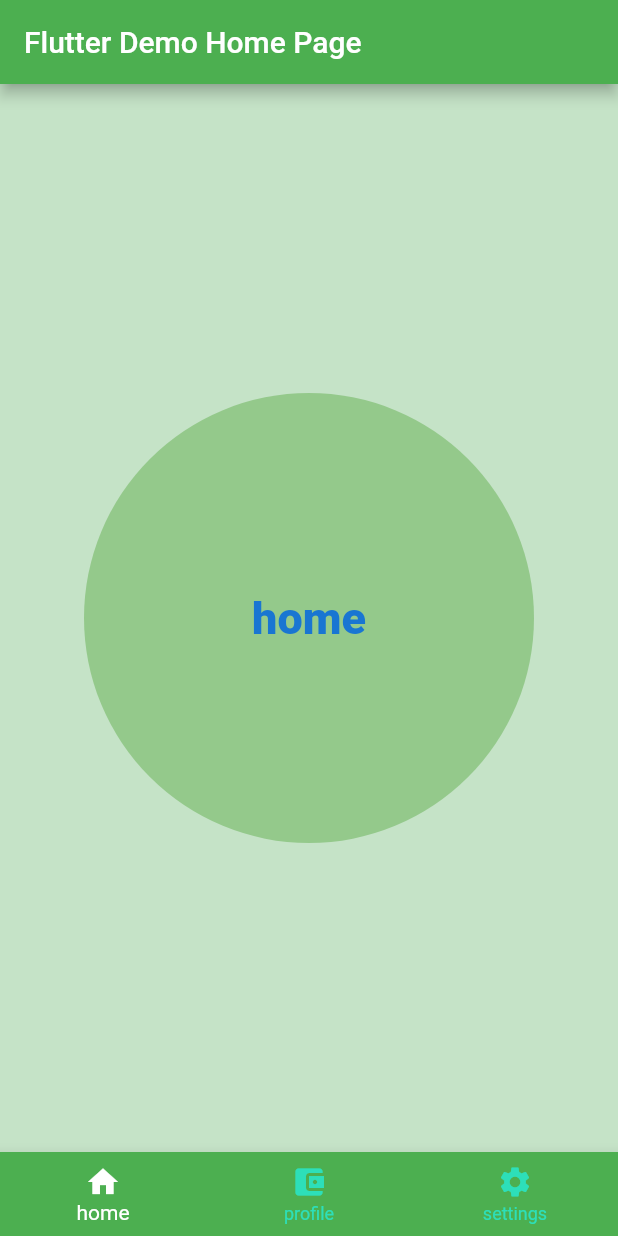
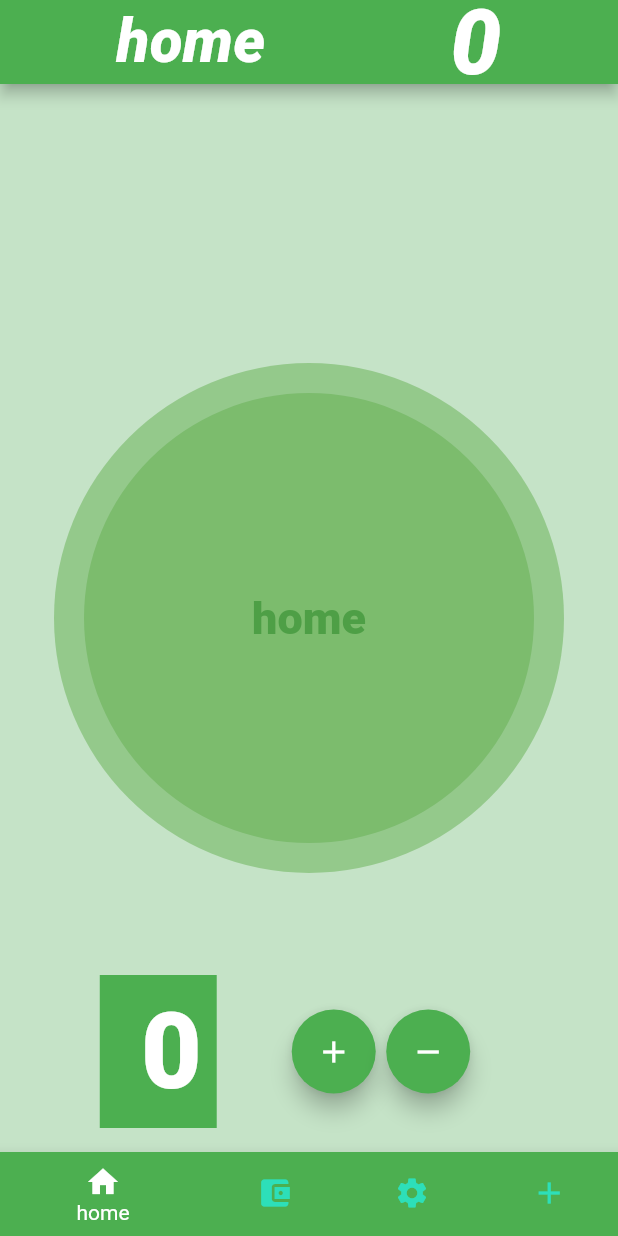
Before and after one commit to mxm5/nav_bloc_test, a Flutter app: the screen it shows after launch, on a phone screen of 412 x 824 dp. Run offline on Flutter 3.47's test engine with Material 2 defaults, Android fonts, the phone set to English and light mode, and no system bars; our stand-ins replace flutter_bloc; missing offline and left inert: dart:ffi.

Commit message:
compeleted bloc implementation

```diff
--- /dev/null
+++ b/lib/bloc/counter_bloc.dart
@@ -0,0 +1,19 @@
+import 'package:flutter_bloc/flutter_bloc.dart';
+
+enum counterEvents { increment, decrement }
+
+class CounterBloc extends Bloc<counterEvents, int> {
+  CounterBloc() : super(0);
+
+  @override
+  Stream<int> mapEventToState(counterEvents event) async* {
+    if (event == counterEvents.increment) {
+      yield state + 1;
+    }
+    if (event == counterEvents.decrement) {
+      yield state - 1;
+    }
+
+    throw UnimplementedError();
+  }
+}
--- a/lib/bloc/navigation_bloc.dart
+++ b/lib/bloc/navigation_bloc.dart
@@ -8,6 +8,7 @@ enum navigationEvents {
   navHome,
   navSettings,
   navProfile,
+  navCounter,
 }
 
 var pages = const [
@@ -22,6 +23,10 @@ var pages = const [
   MyPage(
     color: Colors.blue,
     title: 'settings',
+  ),
+  MyPage(
+    color: Colors.purple,
+    title: 'counter',
   ),
 ];
 
@@ -39,6 +44,9 @@ class NavigationBloc extends Bloc<navigationEvents, MyPage> {
     if (event == navigationEvents.navSettings) {
       yield pages[2];
     }
+    if (event == navigationEvents.navCounter) {
+      yield pages[3];
+    }
     throw UnimplementedError();
   }
 }
--- a/lib/main.dart
+++ b/lib/main.dart
@@ -1,6 +1,8 @@
 import 'dart:ffi';
 
 import 'package:flutter_bloc/flutter_bloc.dart';
+import 'package:nav_bloc_test/bloc/colors_bloc.dart';
+import 'package:nav_bloc_test/bloc/counter_bloc.dart';
 import 'package:nav_bloc_test/bloc/navigation_bloc.dart';
 
 import 'page_widget.dart';
@@ -13,18 +15,28 @@ void main() {
 class MyApp extends StatelessWidget {
   @override
   Widget build(BuildContext context) {
+    return BlocProvider<ColorsBloc>(
+      create: (context) => ColorsBloc(),
+      child: BlocBuilder<ColorsBloc, Color>(
+        builder: (context, color) {
           return MaterialApp(
             // debugShowMaterialGrid: true,
             debugShowCheckedModeBanner: false,
             title: 'Flutter Demo',
             theme: ThemeData(
-        primarySwatch: Colors.blue,
+              primarySwatch: color,
               visualDensity: VisualDensity.adaptivePlatformDensity,
             ),
 
-      home: BlocProvider<NavigationBloc>(
+            home: BlocProvider<CounterBloc>(
+              create: (context) => CounterBloc(),
+              child: BlocProvider<NavigationBloc>(
                   create: (context) => NavigationBloc(),
                   child: MyHomePage(title: 'Flutter Demo Home Page')),
+            ),
+          );
+        },
+      ),
     );
   }
 }
@@ -70,50 +82,140 @@ class _MyHomePageState extends State<MyHomePage> {
         color: Colors.blue,
         title: 'settings',
       ),
+      MyPage(
+        color: Colors.purple,
+        title: 'counter Page',
+      ),
     ];
     //
     // BlocProvider<NavigationBloc>(
+    return BlocBuilder<ColorsBloc, Color>(
+      builder: (context, dcolor) {
+        return BlocBuilder<CounterBloc, int>(
+          builder: (context, state) {
+            return BlocBuilder<NavigationBloc, MyPage>(
+              builder: (context, widget) {
                 return Scaffold(
                   appBar: AppBar(
-        title: Text(widget.title),
-        backgroundColor: pages[_selectedIndex].color,
+                    title: Row(
+                      mainAxisAlignment: MainAxisAlignment.spaceAround,
+                      children: [
+                        Text(
+                          '${widget.title}',
+                          style: TextStyle(
+                              fontWeight: FontWeight.w900,
+                              fontSize: 40,
+                              fontStyle: FontStyle.italic),
                         ),
-      body: BlocBuilder<NavigationBloc, Widget>(
-        builder: (context, widget) {
-          return widget;
-        },
+                        Text(
+                          '$state',
+                          style: TextStyle(
+                              fontWeight: FontWeight.w900,
+                              fontSize: 60,
+                              fontStyle: FontStyle.italic),
                         ),
+                      ],
+                    ),
+                    backgroundColor: dcolor,
+                  ),
+                  body: widget,
                   bottomNavigationBar: BottomNavigationBar(
-        backgroundColor: Colors.green,
+                    backgroundColor: Colors.red,
                     currentIndex: _selectedIndex,
                     items: [
                       BottomNavigationBarItem(
                           icon: Icon(Icons.home),
                           title: Text('home'),
-          ),
+                          backgroundColor: dcolor),
                       BottomNavigationBarItem(
                           icon: Icon(Icons.account_balance_wallet),
                           title: Text('profile'),
-          ),
+                          backgroundColor: dcolor),
                       BottomNavigationBarItem(
                           icon: Icon(Icons.settings),
                           title: Text('settings'),
-          ),
+                          backgroundColor: dcolor),
+                      BottomNavigationBarItem(
+                          icon: Icon(Icons.add),
+                          title: Text('counter'),
+                          backgroundColor: dcolor),
                     ],
                     unselectedItemColor: Colors.cyanAccent.withOpacity(0.6),
                     selectedItemColor: Colors.white,
                     onTap: (i) {
+                      setState(() {
+                        _selectedIndex = i;
+                      });
                       if (i == 0) {
-            context.bloc<NavigationBloc>().add(navigationEvents.navHome);
+                        context
+                            .bloc<NavigationBloc>()
+                            .add(navigationEvents.navHome);
+                        context.bloc<ColorsBloc>().add(colorsEvent.green);
                       }
                       if (i == 1) {
-            context.bloc<NavigationBloc>().add(navigationEvents.navProfile);
+                        context.bloc<ColorsBloc>().add(colorsEvent.red);
+                        context
+                            .bloc<NavigationBloc>()
+                            .add(navigationEvents.navProfile);
                       }
                       if (i == 2) {
-            context.bloc<NavigationBloc>().add(navigationEvents.navSettings);
+                        context.bloc<ColorsBloc>().add(colorsEvent.blue);
+                        context
+                            .bloc<NavigationBloc>()
+                            .add(navigationEvents.navSettings);
+                      }
+                      if (i == 3) {
+                        context.bloc<ColorsBloc>().add(colorsEvent.purple);
+                        context
+                            .bloc<NavigationBloc>()
+                            .add(navigationEvents.navCounter);
                       }
                     },
                   ),
+                  floatingActionButton: Row(
+                    mainAxisAlignment: MainAxisAlignment.center,
+                    children: [
+                      Container(
+                        padding: EdgeInsets.all(10),
+                        child: Text(
+                          ' $state',
+                          style: TextStyle(
+                              color: Colors.white,
+                              fontWeight: FontWeight.w900,
+                              fontSize: 70),
+                        ),
+                        color: dcolor,
+                      ),
+                      SizedBox(
+                        width: 50,
+                      ),
+                      FloatingActionButton(
+                        onPressed: () {
+                          context
+                              .bloc<CounterBloc>()
+                              .add(counterEvents.increment);
+                        },
+                        child: Icon(Icons.add),
+                      ),
+                      SizedBox(
+                        width: 7,
+                      ),
+                      FloatingActionButton(
+                        onPressed: () {
+                          context
+                              .bloc<CounterBloc>()
+                              .add(counterEvents.decrement);
+                        },
+                        child: Icon(Icons.remove),
+                      ),
+                    ],
+                  ),
+                );
+              },
+            );
+          },
+        );
+      },
     );
   }
 }
--- a/lib/page_widget.dart
+++ b/lib/page_widget.dart
@@ -10,13 +10,19 @@ class MyPage extends StatelessWidget {
   final Color color;
   final String title;
 
+  String get titles {
+    return title;
+  }
+
   @override
   Widget build(BuildContext context) {
     return Container(
       width: MediaQuery.of(context).size.width,
       height: MediaQuery.of(context).size.height,
       color: color.withOpacity(0.3),
-      child: Center(
+      child: Stack(
+        children: [
+          Center(
             child: CircleAvatar(
               radius: 150,
               backgroundColor: color.withRed(100).withOpacity(0.5),
@@ -26,6 +32,14 @@ class MyPage extends StatelessWidget {
               ),
             ),
           ),
+          Center(
+            child: CircleAvatar(
+              radius: 170,
+              backgroundColor: color.withRed(100).withOpacity(0.5),
+            ),
+          ),
+        ],
+      ),
     );
   }
 }
```
Also changed, not shown: lib/bloc/colors_bloc.dart (+11 -8 lines), lib/bloc/index_bloc.dart (added), 2 other files. Lines whose indentation alone changed are shown as unchanged.
